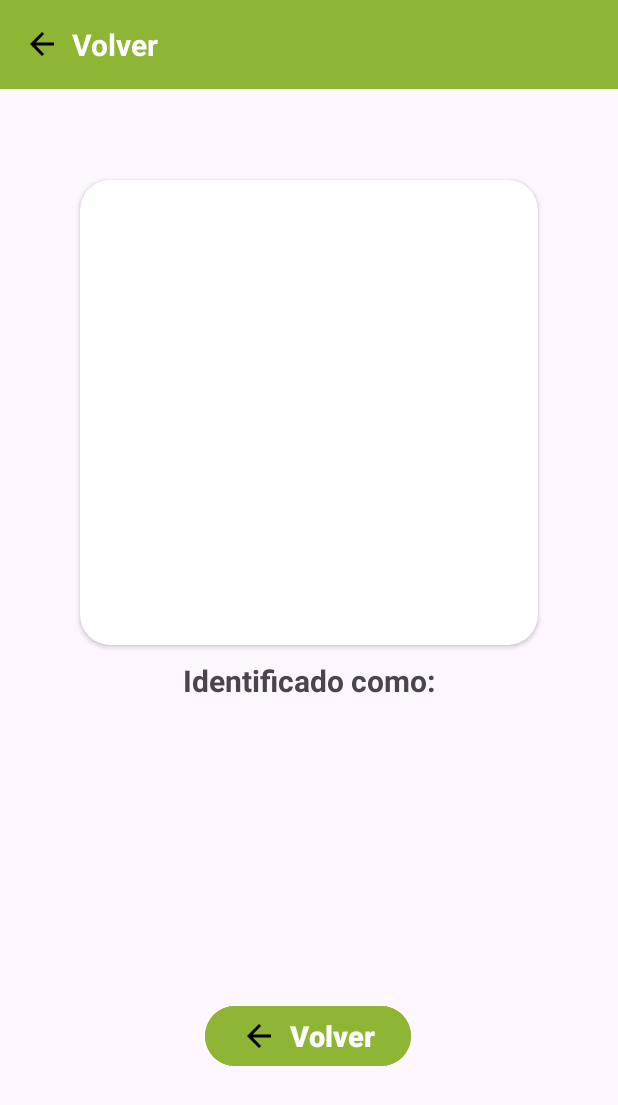
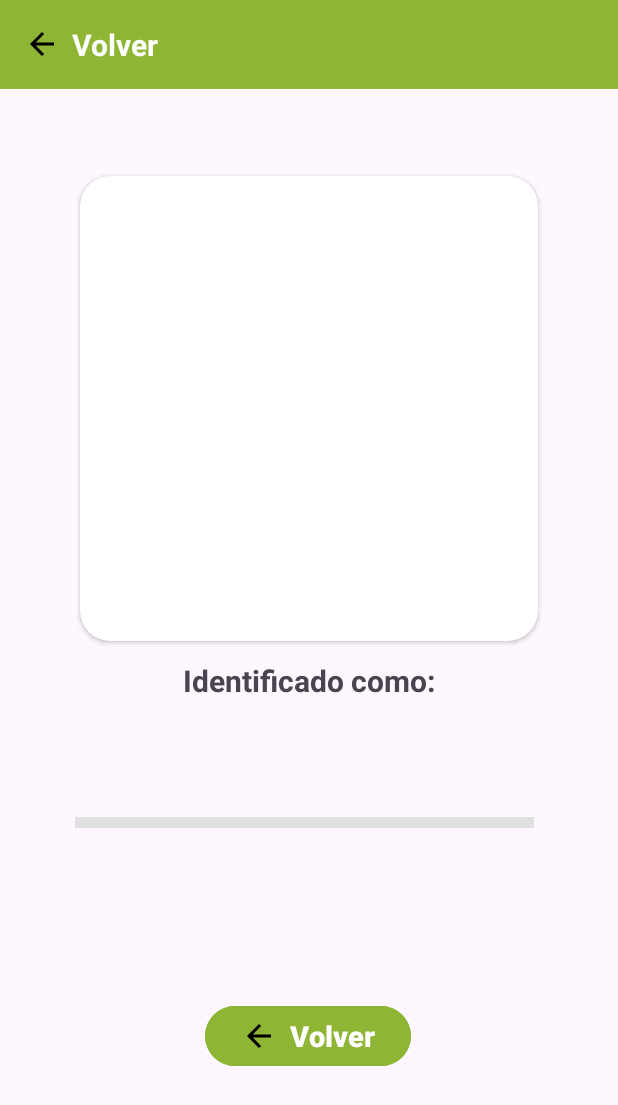
Before and after one commit to AngelGavilanez2023/tesis_app_identificacion_hojas_papa, an Android app: the ResultadosActivity screen opened directly, with no data from a screen before it, on a phone screen of 412 x 824 dp. Shown: the top 1105 px of the screen. Run offline under Robolectric (Android 15) with nearby library versions, the phone set to English and light mode, and no system bars; 1 statement that could not run was skipped.

Commit message:
Completo Dos vistas v.9

```diff
--- a/app/src/main/java/com/example/base4/ResultadosActivity.java
+++ b/app/src/main/java/com/example/base4/ResultadosActivity.java
@@ -11,6 +11,7 @@ import android.view.View;
 import android.widget.Button;
 import android.widget.ImageView;
 import android.widget.LinearLayout;
+import android.widget.ProgressBar;
 import android.widget.TextView;
 
 public class ResultadosActivity extends AppCompatActivity {
@@ -27,9 +28,15 @@ public class ResultadosActivity extends AppCompatActivity {
 
         // Obtener los datos pasados desde MainActivity
         String resultado = intent.getStringExtra("resultado");
+        float precision = intent.getFloatExtra("precision", 0.0f);  // Obtener la precisión del intent
         byte[] byteArray = intent.getByteArrayExtra("imagen");
         Bitmap imagen = BitmapFactory.decodeByteArray(byteArray, 0, byteArray.length);
 
+        //barra de progreso
+        ProgressBar progressBar = findViewById(R.id.progressBar);
+        progressBar.setProgress((int) precision);
+        // Cambiar la visibilidad de la barra de progreso a VISIBLE
+        progressBar.setVisibility(View.VISIBLE);
         // Asignar los datos a los elementos de la interfaz de usuario en ResultadosActivity
         TextView resultadoTextView = findViewById(R.id.result);
         resultadoTextView.setText(resultado);
```
Also changed, not shown: app/src/main/java/com/example/base4/MainActivity.java (+14 -1 lines).
